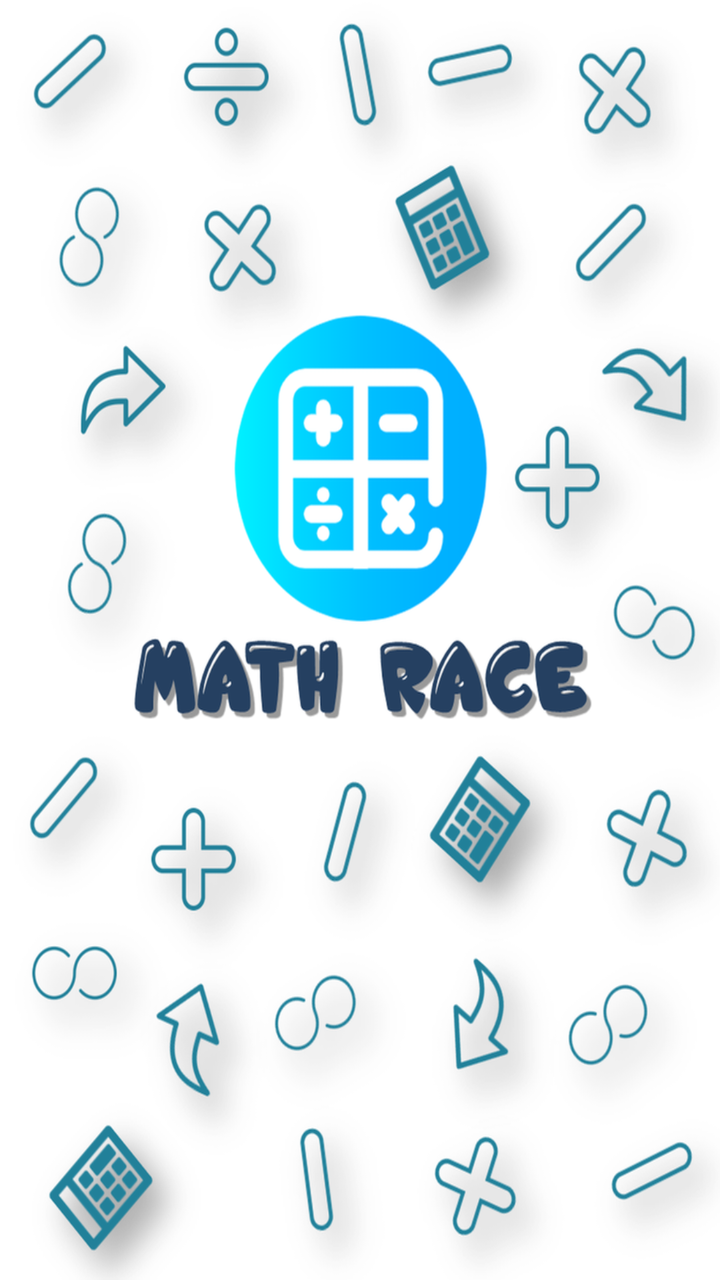
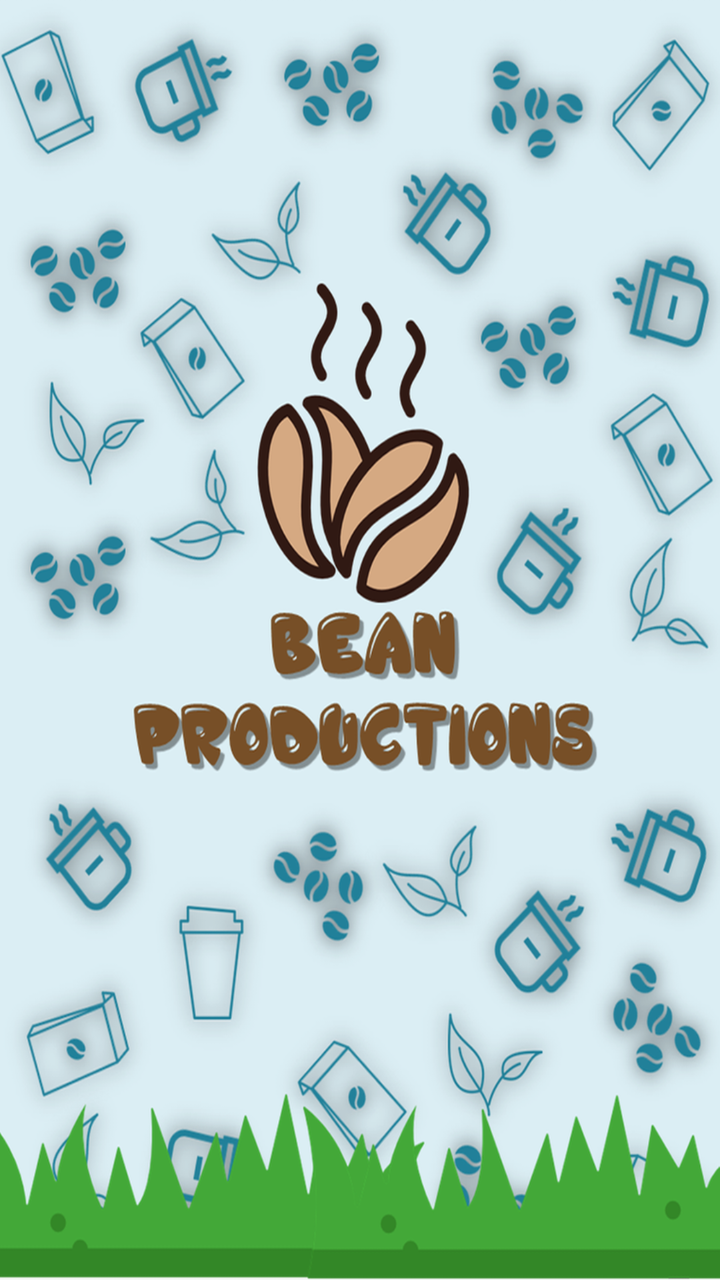

Before-and-after screenshots of an Android layout around one commit, followed by the original layout XML and the change that was made.
<!-- AndroidManifest.xml: application theme AppTheme -->
<!-- res/layout/activity_splash.xml -->
<?xml version="1.0" encoding="utf-8"?>
<android.support.constraint.ConstraintLayout xmlns:android="http://schemas.android.com/apk/res/android"
    xmlns:app="http://schemas.android.com/apk/res-auto"
    xmlns:tools="http://schemas.android.com/tools"
    android:layout_width="match_parent"
    android:layout_height="match_parent"
    android:background="@drawable/app_splash"
    tools:context=".UI.SplashActivity">


</android.support.constraint.ConstraintLayout>
<!-- resources referenced by this layout -->
<resources>
  <!-- drawable app_splash: png bitmap (drawable-hdpi, 120515 bytes) -->
  <style name="AppTheme" parent="Theme.AppCompat.Light.DarkActionBar">
          
          <item name="colorPrimary">@color/colorPrimary</item>
          <item name="colorPrimaryDark">@color/colorPrimaryDark</item>
          <item name="colorAccent">@color/colorAccent</item>
      </style>
  <color name="colorPrimary">#254061</color>
  <color name="colorPrimaryDark">#254061</color>
  <color name="colorAccent">#00efff</color>
</resources>

<!-- the commit's change to res/layout/activity_splash.xml (unified diff, before → after) -->
@@ -1,11 +1,11 @@
 <?xml version="1.0" encoding="utf-8"?>
-<android.support.constraint.ConstraintLayout xmlns:android="http://schemas.android.com/apk/res/android"
+<RelativeLayout xmlns:android="http://schemas.android.com/apk/res/android"
     xmlns:app="http://schemas.android.com/apk/res-auto"
     xmlns:tools="http://schemas.android.com/tools"
     android:layout_width="match_parent"
     android:layout_height="match_parent"
-    android:background="@drawable/app_splash"
-    tools:context=".UI.SplashActivity">
+    android:background="@drawable/bean_productions">
 
 
-</android.support.constraint.ConstraintLayout>
+
+</RelativeLayout>
<!-- resource entries referenced after the edit -->
@@ -1,6 +1,6 @@
 <!-- resources referenced by this layout -->
 <resources>
-  <!-- drawable app_splash: png bitmap (drawable-hdpi, 120515 bytes) -->
+  <!-- drawable bean_productions: png bitmap (drawable-hdpi, 233998 bytes) -->
   <style name="AppTheme" parent="Theme.AppCompat.Light.DarkActionBar">
           
           <item name="colorPrimary">@color/colorPrimary</item>
@@ -9,6 +9,6 @@
       </style>
   <color name="colorPrimary">#254061</color>
   <color name="colorPrimaryDark">#254061</color>
-  <color name="colorAccent">#00efff</color>
+  <color name="colorAccent">#00adff</color>
 </resources>
 
